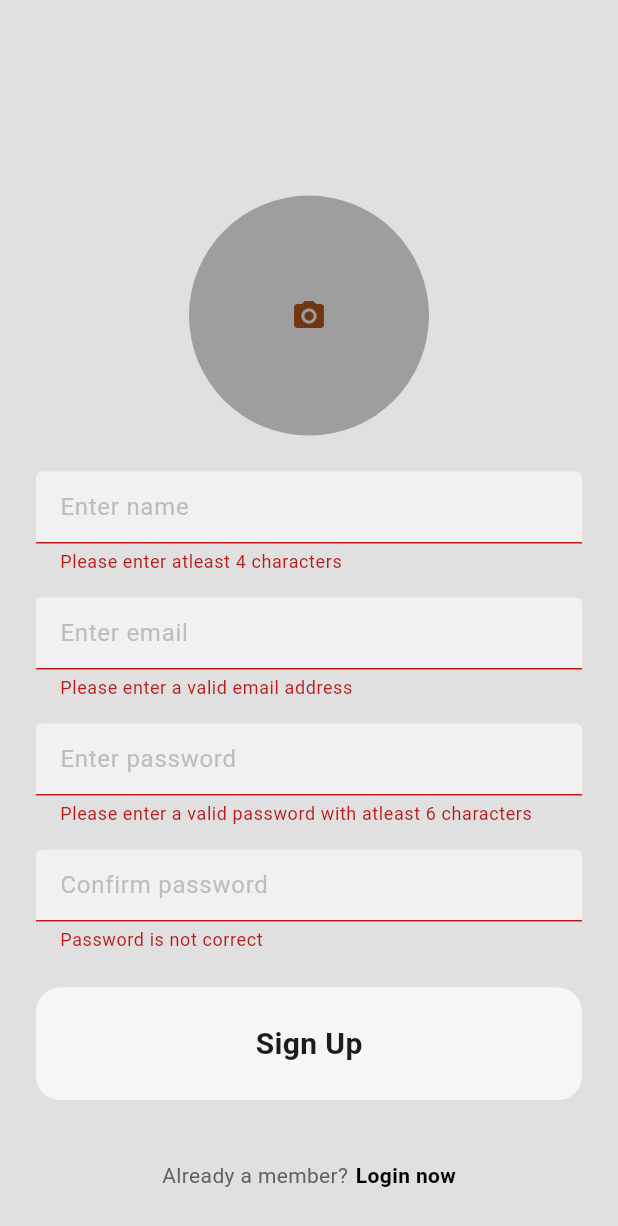
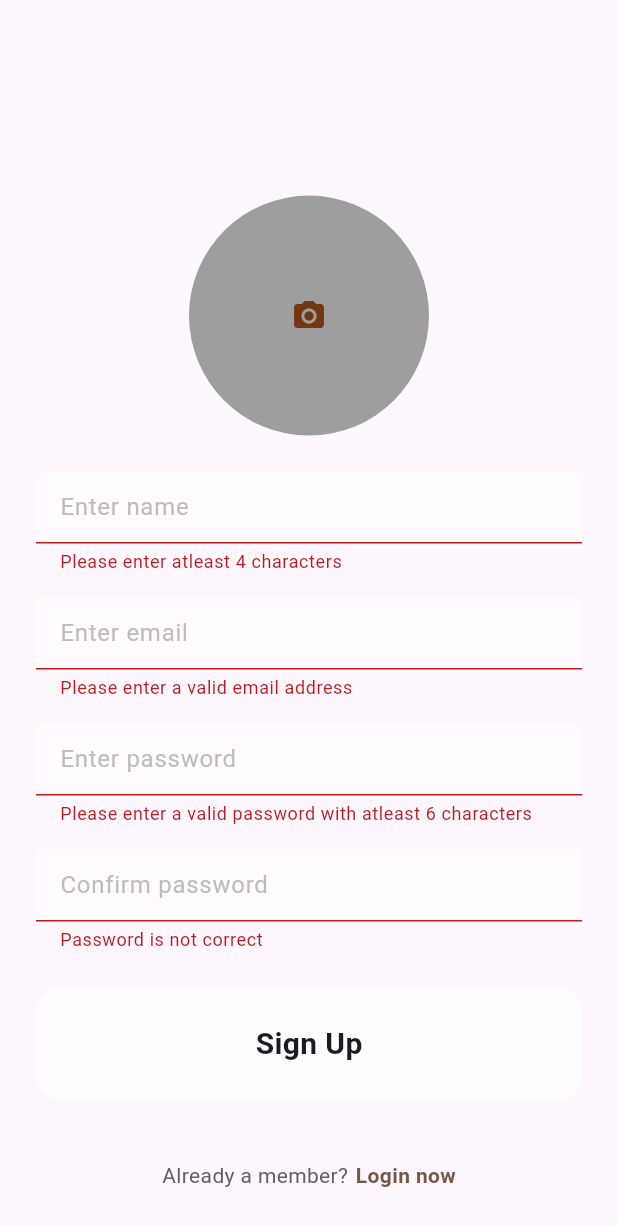
Before and after one commit to Ehsan2009/social-media, a Flutter app: the screen it shows after launch, after a tap on "Sign Up", on a phone screen of 412 x 824 dp. Shown: the top 1226 px of the screen. Run offline on Flutter 3.47's test engine with Material 3 defaults, Android fonts, the phone set to English and light mode, and no system bars; our stand-ins replace cached_network_image, cloud_firestore, firebase_auth, firebase_core, flutter_riverpod, go_router and 6 more; accounts and stored records are empty; generated files the repository leaves out were written again.

Commit message:
fixed some bugs

```diff
--- a/lib/src/features/authentication/presentation/auth_controller.dart
+++ b/lib/src/features/authentication/presentation/auth_controller.dart
@@ -10,6 +10,7 @@ part 'auth_controller.g.dart';
 
 @riverpod
 class AuthController extends _$AuthController {
+  @override
   FutureOr<void> build() {
     // nothing to do
   }
--- a/lib/src/features/authentication/presentation/auth_screen.dart
+++ b/lib/src/features/authentication/presentation/auth_screen.dart
@@ -23,6 +23,7 @@ class _AuthScreenState extends ConsumerState<AuthScreen> {
   var enteredName = '';
   var enteredEmail = '';
   var enteredPassword = '';
+  String? profileUrl;
   File? _selectedImage;
   var isLogin = false;
   var passwordController = TextEditingController();
@@ -42,16 +43,23 @@ class _AuthScreenState extends ConsumerState<AuthScreen> {
 
     formKey.currentState!.save();
 
-    final profileUrl = await ref
+      if (!isLogin) {
+    if (_selectedImage == null) {
+      showAlertDialog(context: context, content: 'Please pick a profile image.');
+      return;
+    }
+
+    profileUrl = await ref
         .read(authControllerProvider.notifier)
         .fetchImageUrl(_selectedImage!);
+  }
 
     ref
         .read(authControllerProvider.notifier)
         .authenticate(
           enteredName.trim(),
           enteredEmail.trim(),
-          profileUrl,
+          profileUrl ?? '',
           enteredPassword.trim(),
           isLogin
               ? EmailPasswordSignInFormType.signIn
@@ -75,7 +83,6 @@ class _AuthScreenState extends ConsumerState<AuthScreen> {
     });
 
     return Scaffold(
-      backgroundColor: Colors.grey[300],
       body: SingleChildScrollView(
         child: Center(
           child: Padding(
@@ -230,8 +237,8 @@ class _AuthScreenState extends ConsumerState<AuthScreen> {
                         },
                         child: Text(
                           isLogin ? 'Register now' : 'Login now',
-                          style: GoogleFonts.roboto(
-                            color: Colors.black,
+                          style: TextStyle(
+                            color: Theme.of(context).colorScheme.secondary,
                             fontWeight: FontWeight.bold,
                           ),
                         ),
--- a/lib/src/features/posts/presentation/posts/post_tile.dart
+++ b/lib/src/features/posts/presentation/posts/post_tile.dart
@@ -149,7 +149,7 @@ class PostTile extends StatelessWidget {
           padding: const EdgeInsets.symmetric(horizontal: 16),
           child: Align(
             alignment: Alignment.centerLeft,
-            child: Text(post.caption),
+            child: Text(post.caption, style: TextStyle(color: Theme.of(context).colorScheme.secondary),),
           ),
         ),
       ],
--- a/lib/src/features/search_users/presentation/search_screen.dart
+++ b/lib/src/features/search_users/presentation/search_screen.dart
@@ -73,10 +73,10 @@ class _SearchScreenState extends ConsumerState<SearchScreen> {
       ),
       body:
           searchController.text.isEmpty
-              ? const Center(
+              ? Center(
                 child: Text(
                   'Start searching for users!',
-                  style: TextStyle(fontSize: 20),
+                  style: TextStyle(fontSize: 20, color: Theme.of(context).colorScheme.secondary),
                 ),
               )
               : ListView.builder(
```
Also changed, not shown: lib/src/features/posts/presentation/posts/posts_screen.dart (+8 -1 lines).
